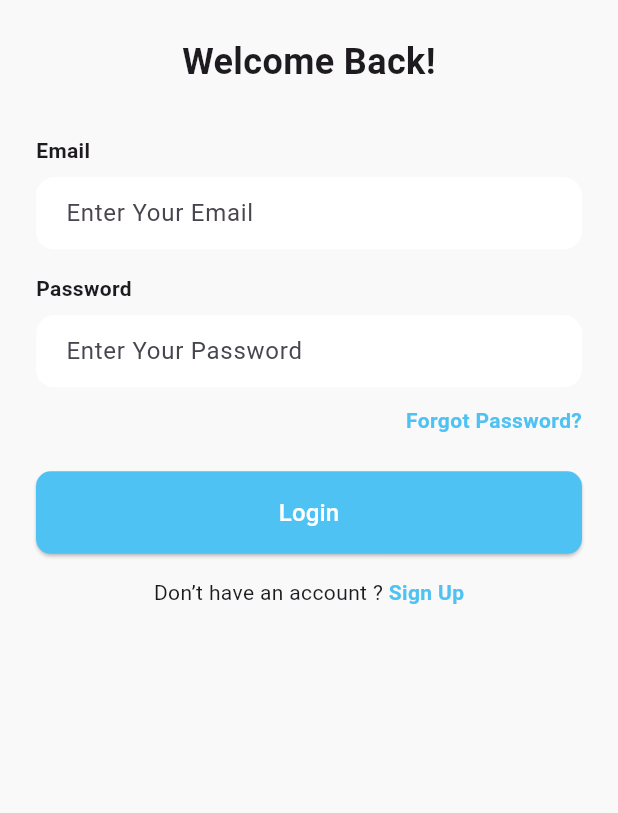
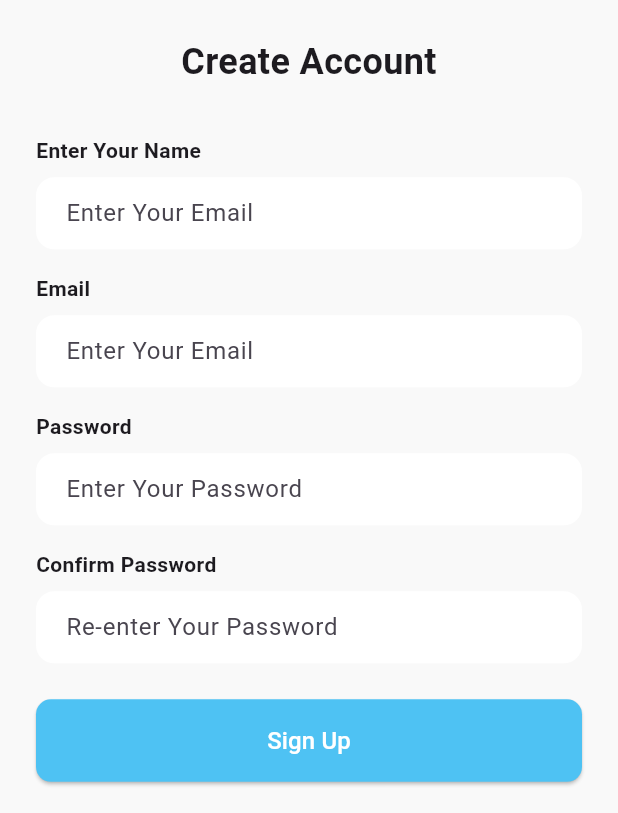
Before and after one commit to zainab-sendian03/Home_star, a Flutter app: the SignInViewBody screen opened directly, after a tap on "Sign Up", on a phone screen of 412 x 824 dp, the part 423-1236 px from its top. Run offline on Flutter 3.47's test engine with Material 3 defaults, Android fonts, the phone set to English and light mode, and no system bars; our stand-ins replace flutter_screenutil, get.

Commit message:
Sign Up Done

```diff
--- a/lib/core/themes/assets.dart
+++ b/lib/core/themes/assets.dart
@@ -1,6 +1,13 @@
 // ignore_for_file: prefer_single_quotes
 class Assets {
   Assets._();
+
+  /// Assets for assetsImagesCircle
+  /// assets/images/circle.png
+  static const String assetsImagesCircle = "assets/images/circle.png";
+
+  /// Assets for assetsImagesEllipse 1
+  /// assets/images/Ellipse 1.svg
 
   /// Assets for assetsImagesIllustarion
   /// assets/images/illustarion.png
@@ -12,7 +19,8 @@ class Assets {
 
   /// Assets for assetsImagesOnBoardingShadow
   /// assets/images/on_boarding_shadow.png
-  static const String assetsImagesOnBoardingShadow = "assets/images/on_boarding_shadow.png";
+  static const String assetsImagesOnBoardingShadow =
+      "assets/images/on_boarding_shadow.png";
 
   /// Assets for assetsImagesOnboarding1
   /// assets/images/onboarding1.png
--- a/lib/features/auth/sign_in_view.dart
+++ b/lib/features/auth/sign_in_view.dart
@@ -1,5 +1,5 @@
 import 'package:flutter/material.dart';
-import 'package:home_star_app/features/auth/views/sign_in_view_body.dart';
+import 'package:home_star_app/features/auth/views/widgets/sign_in_view_body.dart';
 
 class SignInView extends StatelessWidget {
   const SignInView({super.key});
--- a/lib/features/auth/views/sign_up_view.dart
+++ b/lib/features/auth/views/sign_up_view.dart
@@ -1,10 +1,13 @@
 import 'package:flutter/material.dart';
+import 'package:home_star_app/features/auth/views/widgets/sign_up_view_body.dart';
 
 class SignUpView extends StatelessWidget {
   const SignUpView({super.key});
 
   @override
   Widget build(BuildContext context) {
-    return const Placeholder();
+    return const Scaffold(
+      body: SignUpViewBody(),
+    );
   }
 }
--- /dev/null
+++ b/lib/features/auth/views/widgets/sign_in_view_body.dart
@@ -0,0 +1,156 @@
+import 'package:flutter/material.dart';
+import 'package:flutter_screenutil/flutter_screenutil.dart';
+import 'package:get/get_core/src/get_main.dart';
+import 'package:get/get_navigation/get_navigation.dart';
+import 'package:home_star_app/core/themes/app_colors.dart';
+import 'package:home_star_app/core/themes/assets.dart';
+import 'package:home_star_app/features/auth/views/sign_up_view.dart';
+
+class SignInViewBody extends StatelessWidget {
+  const SignInViewBody({super.key});
+
+  @override
+  Widget build(BuildContext context) {
+    return Scaffold(
+      backgroundColor: const Color(0xFFF9F9F9),
+      body: SafeArea(
+        child: Padding(
+          padding: const EdgeInsets.symmetric(horizontal: 24.0),
+          child: Column(
+            crossAxisAlignment: CrossAxisAlignment.stretch,
+            children: [
+              Row(
+                children: [
+                  Image.asset(
+                    Assets.assetsImagesCircle,
+                    height: 40,
+                  )
+                ],
+              ),
+              16.verticalSpace,
+              const SizedBox(height: 16),
+              Center(
+                child: Image.asset(
+                  Assets.assetsImagesLogo,
+                  height: 250,
+                ),
+              ),
+              const SizedBox(height: 24),
+              const Text(
+                'Welcome Back!',
+                style: TextStyle(
+                  fontSize: 24,
+                  fontWeight: FontWeight.bold,
+                ),
+                textAlign: TextAlign.center,
+              ),
+              const SizedBox(height: 32),
+              const _LoginForm(),
+              const SizedBox(height: 24),
+              ElevatedButton(
+                onPressed: () {
+                  // Handle login logic
+                },
+                style: ElevatedButton.styleFrom(
+                  backgroundColor: AppColors.primaryColor,
+                  padding: const EdgeInsets.symmetric(vertical: 16),
+                  shape: RoundedRectangleBorder(
+                    borderRadius: BorderRadius.circular(10),
+                  ),
+                ),
+                child: const Text(
+                  'Login',
+                  style: TextStyle(fontSize: 16, color: Colors.white),
+                ),
+              ),
+              const SizedBox(height: 16),
+              Row(
+                mainAxisAlignment: MainAxisAlignment.center,
+                children: [
+                  const Text("Don’t have an account ? "),
+                  GestureDetector(
+                    onTap: () {
+                      // Navigate to sign up
+                    },
+                    child: GestureDetector(
+                      onTap: () {
+                        Get.to(const SignUpView());
+                      },
+                      child: const Text(
+                        "Sign Up",
+                        style: TextStyle(
+                          color: Color(0xff4ec2f3),
+                          fontWeight: FontWeight.bold,
+                        ),
+                      ),
+                    ),
+                  ),
+                ],
+              )
+            ],
+          ),
+        ),
+      ),
+    );
+  }
+}
+//
+
+class _LoginForm extends StatelessWidget {
+  const _LoginForm();
+
+  @override
+  Widget build(BuildContext context) {
+    return Column(
+      crossAxisAlignment: CrossAxisAlignment.start,
+      children: [
+        const Text("Email", style: TextStyle(fontWeight: FontWeight.bold)),
+        const SizedBox(height: 8),
+        TextField(
+          decoration: InputDecoration(
+            hintText: "Enter Your Email",
+            filled: true,
+            fillColor: Colors.white,
+            contentPadding: const EdgeInsets.symmetric(horizontal: 16),
+            border: OutlineInputBorder(
+              borderRadius: BorderRadius.circular(12),
+              borderSide: BorderSide.none,
+            ),
+          ),
+        ),
+        const SizedBox(height: 16),
+        const Text("Password", style: TextStyle(fontWeight: FontWeight.bold)),
+        const SizedBox(height: 8),
+        TextField(
+          obscureText: true,
+          decoration: InputDecoration(
+            hintText: "Enter Your Password",
+            filled: true,
+            fillColor: Colors.white,
+            contentPadding: const EdgeInsets.symmetric(horizontal: 16),
+            border: OutlineInputBorder(
+              borderRadius: BorderRadius.circular(12),
+              borderSide: BorderSide.none,
+            ),
+          ),
+        ),
+        const SizedBox(height: 12),
+        Align(
+          alignment: Alignment.centerRight,
+          child: GestureDetector(
+            onTap: () {
+              // Handle forgot password
+            },
+            child: const Text(
+              "Forgot Password?",
+              style: TextStyle(
+                color: AppColors.primaryColor,
+                fontWeight: FontWeight.bold,
+              ),
+            ),
+          ),
+        )
+      ],
+    );
+  }
+}
--- a/lib/features/auth/views/sign_in_view_body.dart
+++ b/lib/features/auth/views/widgets/sign_up_view_body.dart
@@ -1,10 +1,12 @@
 import 'package:flutter/material.dart';
 import 'package:flutter_screenutil/flutter_screenutil.dart';
-import 'package:home_star_app/core/themes/app_colors.dart';
+import 'package:get/get_navigation/get_navigation.dart';
+import 'package:get/utils.dart';
 import 'package:home_star_app/core/themes/assets.dart';
+import 'package:home_star_app/features/auth/sign_in_view.dart';
 
-class SignInViewBody extends StatelessWidget {
-  const SignInViewBody({super.key});
+class SignUpViewBody extends StatelessWidget {
+  const SignUpViewBody({super.key});
 
   @override
   Widget build(BuildContext context) {
@@ -26,7 +28,7 @@ class SignInViewBody extends StatelessWidget {
               ),
               const SizedBox(height: 24),
               const Text(
-                'Welcome Back!',
+                'Create Account',
                 style: TextStyle(
                   fontSize: 24,
                   fontWeight: FontWeight.bold,
@@ -34,38 +36,46 @@ class SignInViewBody extends StatelessWidget {
                 textAlign: TextAlign.center,
               ),
               const SizedBox(height: 32),
-              const _LoginForm(),
+              const _SignUpForm(),
               const SizedBox(height: 24),
               ElevatedButton(
                 onPressed: () {
-                  // Handle login logic
+                  // Handle sign up logic
                 },
                 style: ElevatedButton.styleFrom(
-                  backgroundColor: AppColors.primaryColor,
+                  backgroundColor: const Color(0xff4ec2f3),
                   padding: const EdgeInsets.symmetric(vertical: 16),
                   shape: RoundedRectangleBorder(
                     borderRadius: BorderRadius.circular(10),
                   ),
                 ),
                 child: const Text(
-                  'Login',
-                  style: TextStyle(fontSize: 16, color: Colors.white),
+                  'Sign Up',
+                  style: TextStyle(
+                    fontSize: 16,
+                    color: Colors.white,
+                  ),
                 ),
               ),
               const SizedBox(height: 16),
               Row(
                 mainAxisAlignment: MainAxisAlignment.center,
                 children: [
-                  const Text("Don’t have an account ? "),
+                  const Text("Already have an account? "),
                   GestureDetector(
                     onTap: () {
-                      // Navigate to sign up
+                      // Navigate to sign in
                     },
-                    child: const Text(
-                      "Sign Up",
-                      style: TextStyle(
-                        color: Color(0xff4ec2f3),
-                        fontWeight: FontWeight.bold,
+                    child: GestureDetector(
+                      onTap: () {
+                        Get.to(const SignInView());
+                      },
+                      child: const Text(
+                        "Sign In",
+                        style: TextStyle(
+                          color: Color(0xff4ec2f3),
+                          fontWeight: FontWeight.bold,
+                        ),
                       ),
                     ),
                   ),
@@ -78,16 +88,31 @@ class SignInViewBody extends StatelessWidget {
     );
   }
 }
-//
 
-class _LoginForm extends StatelessWidget {
-  const _LoginForm();
+class _SignUpForm extends StatelessWidget {
+  const _SignUpForm();
 
   @override
   Widget build(BuildContext context) {
     return Column(
       crossAxisAlignment: CrossAxisAlignment.start,
       children: [
+        const Text("Enter Your Name",
+            style: TextStyle(fontWeight: FontWeight.bold)),
+        const SizedBox(height: 8),
+        TextField(
+          decoration: InputDecoration(
+            hintText: "Enter Your Email",
+            filled: true,
+            fillColor: Colors.white,
+            contentPadding: const EdgeInsets.symmetric(horizontal: 16),
+            border: OutlineInputBorder(
+              borderRadius: BorderRadius.circular(12),
+              borderSide: BorderSide.none,
+            ),
+          ),
+        ),
+        const SizedBox(height: 16),
         const Text("Email", style: TextStyle(fontWeight: FontWeight.bold)),
         const SizedBox(height: 8),
         TextField(
@@ -118,22 +143,23 @@ class _LoginForm extends StatelessWidget {
             ),
           ),
         ),
-        const SizedBox(height: 12),
-        Align(
-          alignment: Alignment.centerRight,
-          child: GestureDetector(
-            onTap: () {
-              // Handle forgot password
-            },
-            child: const Text(
-              "Forgot Password?",
-              style: TextStyle(
-                color: AppColors.primaryColor,
-                fontWeight: FontWeight.bold,
-              ),
+        const SizedBox(height: 16),
+        const Text("Confirm Password",
+            style: TextStyle(fontWeight: FontWeight.bold)),
+        const SizedBox(height: 8),
+        TextField(
+          obscureText: true,
+          decoration: InputDecoration(
+            hintText: "Re-enter Your Password",
+            filled: true,
+            fillColor: Colors.white,
+            contentPadding: const EdgeInsets.symmetric(horizontal: 16),
+            border: OutlineInputBorder(
+              borderRadius: BorderRadius.circular(12),
+              borderSide: BorderSide.none,
             ),
           ),
-        )
+        ),
       ],
     );
   }
--- a/lib/home_star.dart
+++ b/lib/home_star.dart
@@ -1,7 +1,7 @@
 import 'package:flutter/material.dart';
 import 'package:flutter_screenutil/flutter_screenutil.dart';
 import 'package:get/get_navigation/src/root/get_material_app.dart';
-import 'package:home_star_app/features/auth/views/sign_in_view_body.dart';
+import 'package:home_star_app/features/auth/views/sign_up_view.dart';
 
 class HomeStar extends StatelessWidget {
   const HomeStar({super.key});
@@ -12,7 +12,7 @@ class HomeStar extends StatelessWidget {
       designSize: Size(375, 812),
       child: GetMaterialApp(
         debugShowCheckedModeBanner: false,
-        home: SignInViewBody(),
+        home: SignUpView(),
       ),
     );
   }
--- a/pubspec.yaml
+++ b/pubspec.yaml
@@ -13,7 +13,9 @@ dependencies:
   flutter:
     sdk: flutter
   flutter_screenutil: ^5.9.3
+
   get: ^4.7.2
+  svg: ^0.1.0
 
 dev_dependencies:
   flutter_lints: ^3.0.0
```
Also changed, not shown: assets/images/Ellipse 1.svg (added), assets/images/circle.png (added).
